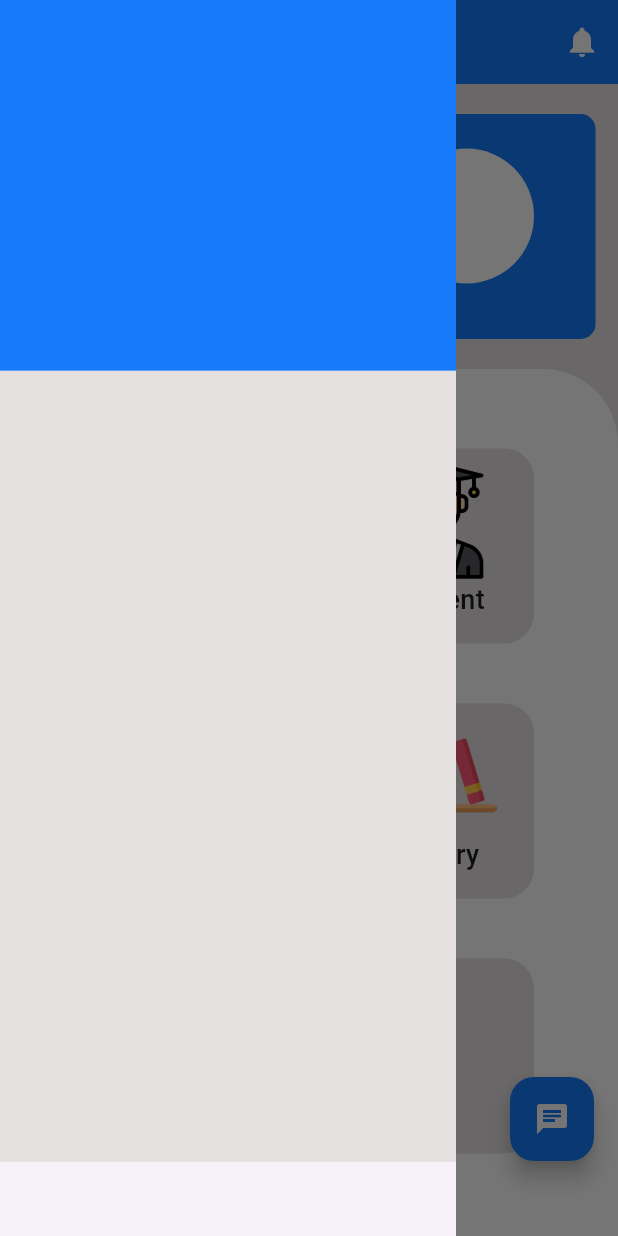
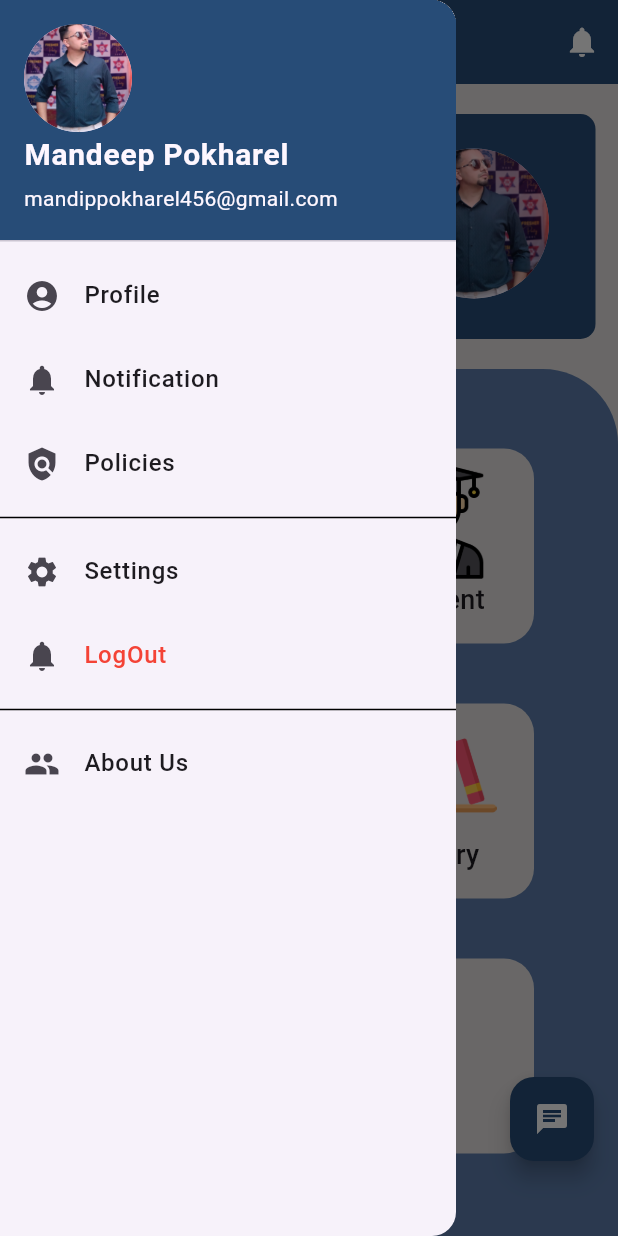
Before and after one commit to Mandipgit/College-Management-System, a Flutter app: the screen it shows after launch, with the side drawer open, on a phone screen of 412 x 824 dp. Run offline on Flutter 3.47's test engine with Material 3 defaults, Android fonts, the phone set to English and light mode, and no system bars.

Commit message:
Quick Update

```diff
--- a/lib/Dashhboard/dashboard.dart
+++ b/lib/Dashhboard/dashboard.dart
@@ -14,7 +14,7 @@ class Dashboardpage extends StatefulWidget {
 }
 
 class _DashboardpageState extends State<Dashboardpage> {
-  Color blueColor = Color(0xFF167AFA);
+  Color blueColor = Color(0xFF274C77);
   Color greyColor = Color.fromARGB(255, 228, 224, 224);
   bool iconChecked = false;
   bool isFABpressed = false;
@@ -46,14 +46,20 @@ class _DashboardpageState extends State<Dashboardpage> {
               children: [
                 SizedBox(
                   height: 150,
+                  width: 180,
                   child: FloatingActionButton.extended(
                       backgroundColor: blueColor,
                       foregroundColor: Colors.white,
                       label: Column(
                         children: [
-                          TextButton(
+                          SizedBox(
+                            width:180 ,
+                            child: TextButton.icon(
                                 onPressed: () {},
-                              child: Text(
+                                 icon:Icon(Icons.family_restroom,
+                                 color: Colors.white,
+                                 ),
+                                label:  Text(
                                   "Parents",
                                   style: TextStyle(
                                     color: Colors.white,
@@ -61,9 +67,15 @@ class _DashboardpageState extends State<Dashboardpage> {
                                     fontWeight: FontWeight.w600,
                                   ),
                                 )),
-                          TextButton(
+                          ),
+                          SizedBox(
+                            width: 180,
+                            child: TextButton.icon(
                                 onPressed: () {},
-                              child: Text(
+                                icon: Icon(Icons.school,
+                                color: Colors.white,
+                                ),
+                                label: Text(
                                   "Teachers",
                                   style: TextStyle(
                                     color: Colors.white,
@@ -71,16 +83,23 @@ class _DashboardpageState extends State<Dashboardpage> {
                                     fontWeight: FontWeight.w600,
                                   ),
                                 )),
-                          TextButton(
+                          ),
+                          SizedBox(
+                            width: 180,
+                            child: TextButton.icon(
                                 onPressed: () {},
-                              child: Text(
+                                icon: Icon(Icons.admin_panel_settings,
+                                color: Colors.white,
+                                ),
+                                label: Text(
                                   "Administrator",
                                   style: TextStyle(
                                     color: Colors.white,
                                     fontSize: 15,
                                     fontWeight: FontWeight.w600,
                                   ),
-                              ))
+                                )),
+                          )
                         ],
                       ),
                       onPressed: () {}),
@@ -99,12 +118,8 @@ class _DashboardpageState extends State<Dashboardpage> {
             ),
           );
           }
-
 @override
   Widget build(BuildContext context) {
-    double usableHeight = MediaQuery.of(context).size.height -
-                      AppBar().preferredSize.height -
-                      MediaQuery.of(context).padding.top;
     return SafeArea(
       child: Scaffold(
         floatingActionButton: buildChatButton(),
@@ -132,28 +147,87 @@ class _DashboardpageState extends State<Dashboardpage> {
           ],
         ),
         drawer: Drawer(
-          // width: MediaQuery.of(context).size.width * 0.8,
-          shape: RoundedRectangleBorder(
-            borderRadius: BorderRadius.zero,
-          ),
-          child: Column(
-            // mainAxisAlignment: MainAxisAlignment.start,
-            crossAxisAlignment: CrossAxisAlignment.start,
+          child: ListView(
             children: [
-              Container(
-                  height: MediaQuery.of(context).size.height * 0.3,
-                  width: MediaQuery.of(context).size.width * 0.8,
+             UserAccountsDrawerHeader(
                   decoration: BoxDecoration(
                     color: blueColor,
-                  )),
-              // const SizedBox(height:10),
-              Container(
-                height: MediaQuery.of(context).size.height * 0.64,
-                width: MediaQuery.of(context).size.width * 0.8,
-                decoration: BoxDecoration(
-                  color: greyColor,
                   ),
-                child: ListTile(),
+                  accountName: Text("Mandeep Pokharel",
+                  style: TextStyle(
+                    fontSize: 20,
+                    fontWeight: FontWeight.w600,
+                  ),
+                  ),
+                  accountEmail: Text("mandippokharel456@gmail.com"),
+                  currentAccountPicture: CircleAvatar(
+                    radius: 100,
+                    child: SizedBox(
+                      width: 100,
+                      child: ClipOval(
+                        child: Image.asset("Assets/sleepyDiet.jpg",
+                        fit: BoxFit.cover,
+                        ),
+                      ),
+                    ),
+                  ),
+                  ),
+                  ListTile(
+                    leading:Icon(Icons.account_circle) ,
+                    title: Text('Profile',
+                    style: TextStyle(
+                      fontWeight: FontWeight.w500
+                    ),
+                    ),
+                    onTap: (){},
+                  ),
+                  ListTile(
+                    leading:Icon(Icons.notifications) ,
+                    title: Text('Notification',
+                    style: TextStyle(
+                      fontWeight: FontWeight.w500
+                    ),
+                    ),
+                    onTap: (){},
+                  ),
+                   ListTile(
+                    leading:Icon(Icons.policy) ,
+                    title: Text('Policies',
+                    style: TextStyle(
+                      fontWeight: FontWeight.w500
+                    ),
+                    ),
+                    onTap: (){},
+                  ),
+                  const Divider(color: Colors.black,),
+                  ListTile(
+                    leading:Icon(Icons.settings) ,
+                    title: Text('Settings',
+                    style: TextStyle(
+                      fontWeight: FontWeight.w500
+                    ),
+                    ),
+                    onTap: (){},
+                  ),
+                  ListTile(
+                    leading:Icon(Icons.notifications) ,
+                    title: Text('LogOut',
+                    style: TextStyle(
+                      fontWeight: FontWeight.w500,
+                      color: Colors.red
+                    ),
+                    ),
+                    onTap: (){},
+                  ),
+                  const Divider(color: Colors.black,),
+                  ListTile(
+                    leading:Icon(Icons.people) ,
+                    title: Text('About Us',
+                    style: TextStyle(
+                      fontWeight: FontWeight.w500
+                    ),
+                    ),
+                    onTap: (){},
                   )
               ],
           ),
@@ -195,6 +269,7 @@ class _DashboardpageState extends State<Dashboardpage> {
                                       color: blueColor,
                                     ),
                                     child: Row(
+                                      mainAxisAlignment:MainAxisAlignment.spaceBetween,
                                       children: [
                                         Text(
                                           "Mark Your Attendance",
@@ -244,8 +319,16 @@ class _DashboardpageState extends State<Dashboardpage> {
                     Padding(
                       padding: const EdgeInsets.only(top: 15),
                       child: CircleAvatar(
-                        radius: 45,
-                        backgroundColor: Colors.white,
+                        radius: 50,
+                        child: SizedBox(
+                          width: 100,
+                          height:100,
+                          child: ClipOval(
+                            child: Image.asset( 'Assets/sleepyDiet.jpg',
+                            fit: BoxFit.cover,
+                            ),
+                          ),
+                        ),
                         ),
                     ),
                   ],
@@ -267,7 +350,7 @@ class _DashboardpageState extends State<Dashboardpage> {
                     borderRadius: BorderRadius.only(
                         topLeft: Radius.circular(50),
                         topRight: Radius.circular(50)),
-                    color: Colors.white,
+                    color: Color(0xFF5D7DAC),
                   ),
                   // child: SingleChildScrollView(
                   child: SingleChildScrollView(
@@ -279,13 +362,13 @@ class _DashboardpageState extends State<Dashboardpage> {
                             height: 45,
                             width: 200,
                             decoration: BoxDecoration(
-                              color: Colors.white,
+                              color: Color(0xFF5D7DAC),
                               // borderRadius: BorderRadius.only(topLeft:Radius.circular(50),topRight: Radius.circular(50))
                             ),
                             child: Text(
                               "Explore Categories",
                               style: TextStyle(
-                                color: Colors.black,
+                                color: Colors.white,
                                 fontWeight: FontWeight.w600,
                                 fontSize: 20,
                               ),
--- a/pubspec.yaml
+++ b/pubspec.yaml
@@ -64,6 +64,8 @@ flutter:
       - Assets/publishnotice.png
       - Assets/library.png
       - Assets/meeting.png
+      - Assets/sleepyDiet.jpg
+
   #   - images/a_dot_ham.jpeg
 
   # An image asset can refer to one or more resolution-specific "variants", see
```
Also changed, not shown: Assets/sleepyDiet.jpg (added), pubspec.lock, 125 other files. Lines whose indentation alone changed are shown as unchanged.
